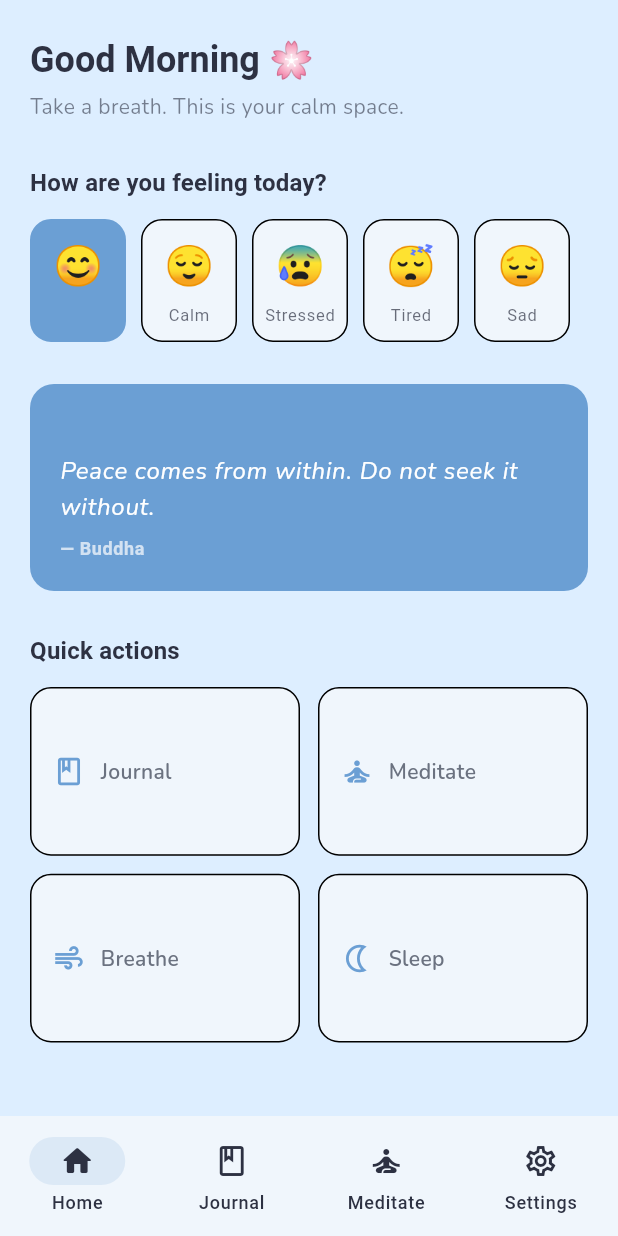
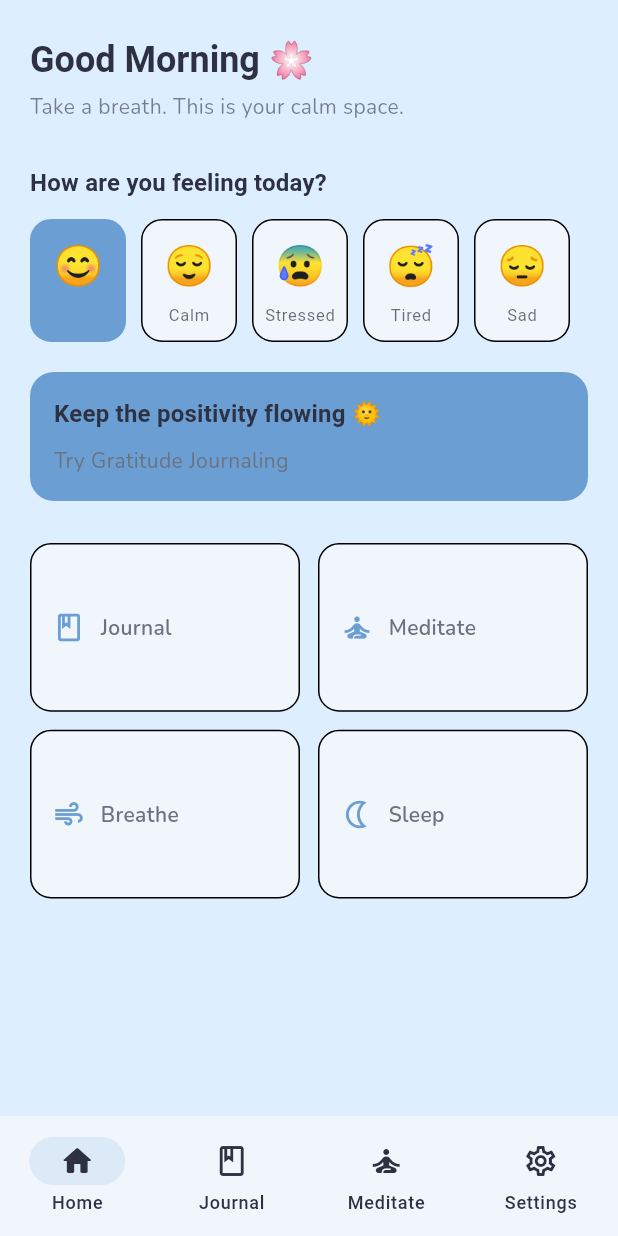
Before and after one commit to Niyati-Sachdeva/sereni-space, a Flutter app: the screen it shows after launch, after a tap on "Happy", on a phone screen of 412 x 824 dp. Run offline on Flutter 3.47's test engine with Material 3 defaults, Android fonts, the phone set to English and light mode, and no system bars; our stand-ins replace go_router, hive_flutter; accounts and stored records are empty.

Commit message:
UX updates

```diff
--- a/lib/features/home/screens/home_screen.dart
+++ b/lib/features/home/screens/home_screen.dart
@@ -10,6 +10,42 @@ class HomeScreen extends StatefulWidget {
 
 class _HomeScreenState extends State<HomeScreen> {
   String? _selectedMood;
+  Map<String, String>? get _recommendation {
+  switch (_selectedMood) {
+    case 'Happy':
+      return {
+        'title': 'Keep the positivity flowing 🌞',
+        'action': 'Try Gratitude Journaling',
+      };
+
+    case 'Calm':
+      return {
+        'title': 'You seem balanced today 🌿',
+        'action': 'Enjoy a mindfulness session',
+      };
+
+    case 'Stressed':
+      return {
+        'title': 'Take a slow breath 💙',
+        'action': 'Try a breathing exercise',
+      };
+
+    case 'Sad':
+      return {
+        'title': 'Be gentle with yourself 🌸',
+        'action': 'Write your thoughts in a journal',
+      };
+
+    case 'Tired':
+      return {
+        'title': 'Rest is productive too 😴',
+        'action': 'Try a sleep meditation',
+      };
+
+    default:
+      return null;
+  }
+}
 
   @override
   Widget build(BuildContext context) {
@@ -39,7 +75,6 @@ class _HomeScreenState extends State<HomeScreen> {
               ),
 
               const SizedBox(height: 12),
-
 MoodSelector(
   selectedMood: _selectedMood,
   onMoodSelected: (mood) {
@@ -49,21 +84,37 @@ class _HomeScreenState extends State<HomeScreen> {
   },
 ),
 
-              const SizedBox(height: 28),
+if (_recommendation != null) ...[
+  const SizedBox(height: 20),
 
-              _QuoteCard(theme: theme),
+  Container(
+    width: double.infinity,
+    padding: const EdgeInsets.all(16),
+    decoration: BoxDecoration(
+      color: theme.colorScheme.primaryContainer,
+      borderRadius: BorderRadius.circular(16),
+    ),
+    child: Column(
+      crossAxisAlignment: CrossAxisAlignment.start,
+      children: [
+        Text(
+          _recommendation!['title']!,
+          style: theme.textTheme.titleMedium?.copyWith(
+            fontWeight: FontWeight.w700,
+          ),
+        ),
+        const SizedBox(height: 8),
+        Text(
+          _recommendation!['action']!,
+          style: theme.textTheme.bodyMedium,
+        ),
+      ],
+    ),
+  ),
+],
 
 const SizedBox(height: 28),
 
-              Text(
-                'Quick actions',
-                style: theme.textTheme.titleMedium
-                    ?.copyWith(
-                  fontWeight: FontWeight.w600,
-                ),
-              ),
-
-              const SizedBox(height: 12),
 
               _QuickActions(theme: theme),
 
```
Lines whose indentation alone changed are shown as unchanged.
